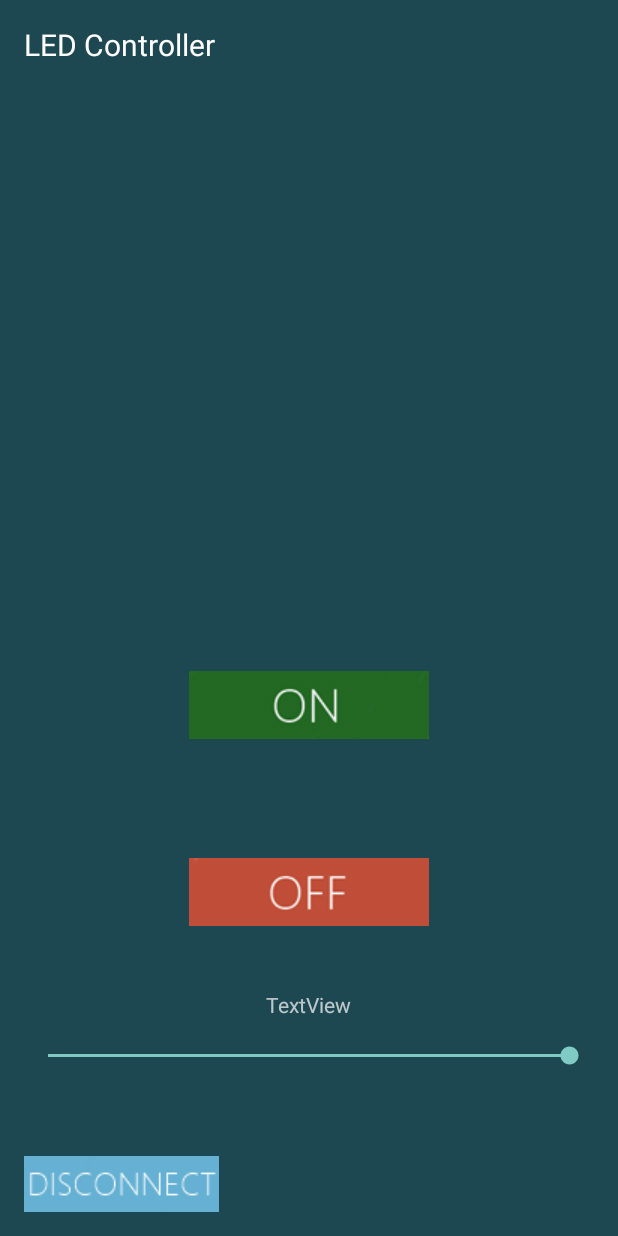
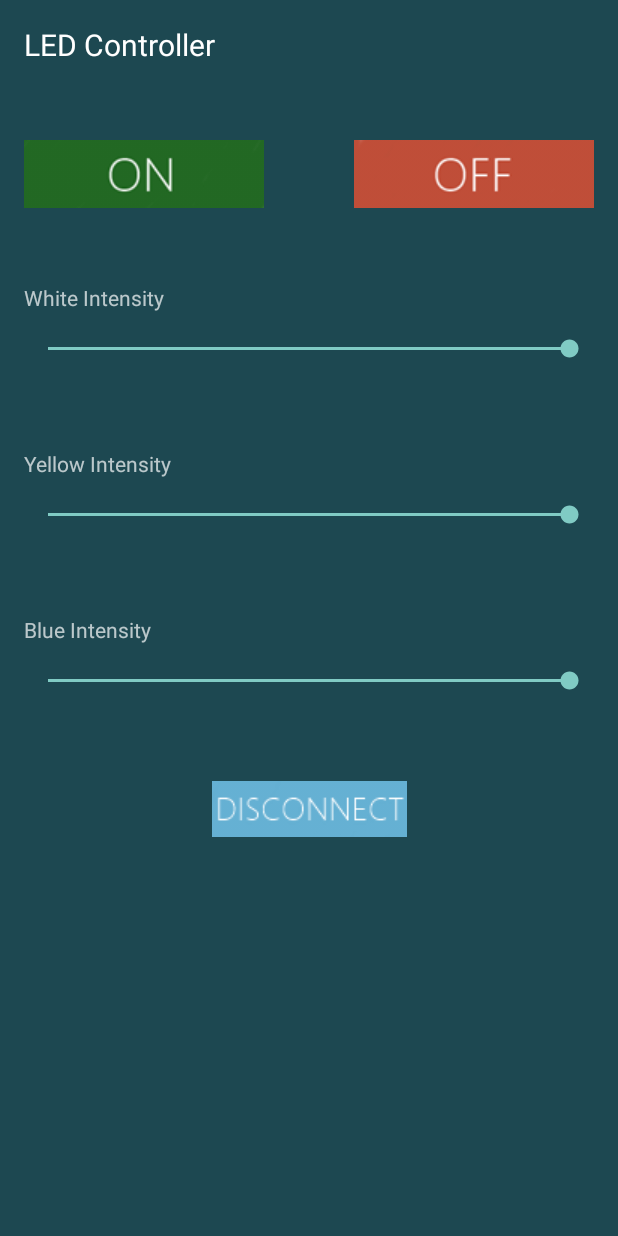
Before and after one commit to thoriqsalafi/PhoneScopeV2, an Android app: the ledButton screen opened directly, with no data from a screen before it, on a phone screen of 412 x 824 dp. Run offline under Robolectric (Android 15) with nearby library versions, the phone set to English and light mode, and no system bars; 3 statements that could not run were skipped.

Commit message:
change in the LED layout

```diff
--- a/app/src/main/java/com/led_on_off/led/ledButton.java
+++ b/app/src/main/java/com/led_on_off/led/ledButton.java
@@ -35,8 +35,8 @@ public class ledButton extends ActionBarActivity {
     BluetoothAdapter myBluetooth = null;
     BluetoothSocket btSocket = null;
     private boolean isBtConnected = false;
-    private SeekBar rSeek;
-    private TextView rInt;
+    private SeekBar rSeek, gSeek, bSeek;
+    private TextView rInt, gInt, bInt;
     //SPP UUID. Look for it
     static final UUID myUUID = UUID.fromString("00001101-0000-1000-8000-00805F9B34FB");
 
@@ -60,11 +60,19 @@ public class ledButton extends ActionBarActivity {
         captureimage = (Button)findViewById(R.id.imagecapture);
         processing = (Button)findViewById(R.id.processing);
         rSeek = (SeekBar) findViewById(R.id.rSeek);
+        gSeek = (SeekBar) findViewById(R.id.gSeek);
+        bSeek = (SeekBar) findViewById(R.id.bSeek);
+
         rInt = (TextView) findViewById(R.id.redInten);
+        gInt = (TextView) findViewById(R.id.greenInten);
+        bInt = (TextView) findViewById(R.id.blueInten);
 
         rSeek.setMax(MAX_VALUE_SEEK);
         rSeek.setProgress(rSeek.getMax());
-
+        gSeek.setMax(MAX_VALUE_SEEK);
+        gSeek.setProgress(rSeek.getMax());
+        bSeek.setMax(MAX_VALUE_SEEK);
+        bSeek.setProgress(rSeek.getMax());
 
         new ConnectBT().execute(); //Call the class to connect
 
@@ -101,6 +109,44 @@ public class ledButton extends ActionBarActivity {
             public void onProgressChanged(SeekBar seekBar, int progress, boolean fromUser) {
                 rInt.setText("Red Intensity: " + Integer.toString(progress));
                 setIntensity("RED", rSeek.getProgress());
+            }
+
+            @Override
+            public void onStartTrackingTouch(SeekBar seekBar) {
+            }
+
+            @Override
+            public void onStopTrackingTouch(SeekBar seekBar) {
+
+            }
+
+        });
+
+        gSeek.setOnSeekBarChangeListener(new SeekBar.OnSeekBarChangeListener() {
+
+            @Override
+            public void onProgressChanged(SeekBar seekBar, int progress, boolean fromUser) {
+                rInt.setText("green Intensity: " + Integer.toString(progress));
+                setIntensity("GREEN", gSeek.getProgress());
+            }
+
+            @Override
+            public void onStartTrackingTouch(SeekBar seekBar) {
+            }
+
+            @Override
+            public void onStopTrackingTouch(SeekBar seekBar) {
+
+            }
+
+        });
+
+        bSeek.setOnSeekBarChangeListener(new SeekBar.OnSeekBarChangeListener() {
+
+            @Override
+            public void onProgressChanged(SeekBar seekBar, int progress, boolean fromUser) {
+                rInt.setText("blue Intensity: " + Integer.toString(progress));
+                setIntensity("BLUE", gSeek.getProgress());
             }
 
             @Override
--- a/app/src/main/res/layout/activity_led_button.xml
+++ b/app/src/main/res/layout/activity_led_button.xml
@@ -7,8 +7,14 @@
     tools:context="com.led_on_off.led.ledControl"
     android:background="#1d4851">
 
+    <LinearLayout
+        android:orientation="vertical"
+        android:layout_width="match_parent"
+        android:layout_height="match_parent">
+
+
         <TextView
-        android:layout_width="wrap_content"
+            android:layout_width="match_parent"
             android:layout_height="wrap_content"
             android:text="LED Controller "
             android:id="@+id/textView2"
@@ -18,8 +24,12 @@
             android:textColor="#ffffff"
             android:textSize="20dp" />
 
-
-
+        <RelativeLayout
+            android:layout_width="wrap_content"
+            android:layout_height="wrap_content"
+            android:layout_marginTop="50dp"
+            android:layout_marginBottom="50dp"
+            >
 
             <ImageButton
                 android:layout_width="wrap_content"
@@ -27,9 +37,8 @@
                 android:id="@+id/on"
                 android:background="@null"
                 android:src="@drawable/on"
-        android:layout_marginBottom="79dp"
-        android:layout_above="@+id/off"
-        android:layout_centerHorizontal="true" />
+                android:layout_alignParentLeft="true"
+                />
 
             <ImageButton
                 android:layout_width="wrap_content"
@@ -37,23 +46,16 @@
                 android:id="@+id/off"
                 android:src="@drawable/red"
                 android:background="@null"
-        android:layout_above="@+id/discnt"
-        android:layout_centerHorizontal="true"
-        android:layout_marginBottom="153dp" />
+                android:layout_alignParentRight="true"
+                />
 
-    <ImageButton
-        android:layout_width="wrap_content"
-        android:layout_height="wrap_content"
-        android:id="@+id/discnt"
-        android:src="@drawable/disconnect"
-        android:background="@null"
-        android:layout_alignParentBottom="true"
-        android:layout_alignParentLeft="true"
-        android:layout_alignParentStart="true" />
+
+        </RelativeLayout>
+
 
         <TextView
-        android:text="TextView"
-        android:layout_width="wrap_content"
+            android:text="White Intensity"
+            android:layout_width="match_parent"
             android:layout_height="wrap_content"
             android:layout_above="@+id/rSeek"
             android:layout_centerHorizontal="true"
@@ -69,4 +71,50 @@
             android:layout_above="@+id/discnt"
             />
 
+        <TextView
+            android:text="Yellow Intensity"
+            android:layout_width="match_parent"
+            android:layout_height="wrap_content"
+            android:layout_above="@+id/rSeek"
+            android:layout_centerHorizontal="true"
+            android:layout_marginBottom="15dp"
+            android:id="@+id/greenInten"/>
+
+        <SeekBar
+            android:layout_width="match_parent"
+            android:layout_height="wrap_content"
+            android:layout_marginBottom="58dp"
+            android:id="@+id/gSeek"
+            style="@android:style/Widget.DeviceDefault.Light.SeekBar"
+            />
+
+        <TextView
+            android:text="Blue Intensity"
+            android:layout_width="match_parent"
+            android:layout_height="wrap_content"
+            android:layout_above="@+id/rSeek"
+            android:layout_centerHorizontal="true"
+            android:layout_marginBottom="15dp"
+            android:id="@+id/blueInten"/>
+
+        <SeekBar
+            android:layout_width="match_parent"
+            android:layout_height="wrap_content"
+            android:layout_marginBottom="58dp"
+            android:id="@+id/bSeek"
+            style="@android:style/Widget.DeviceDefault.Light.SeekBar"
+            />
+
+        <ImageButton
+            android:layout_width="match_parent"
+            android:layout_height="wrap_content"
+            android:id="@+id/discnt"
+            android:src="@drawable/disconnect"
+            android:background="@null"
+            android:layout_alignParentBottom="true"
+ />
+
+    </LinearLayout>
+
+
 </RelativeLayout>
```
Lines whose indentation alone changed are shown as unchanged.
